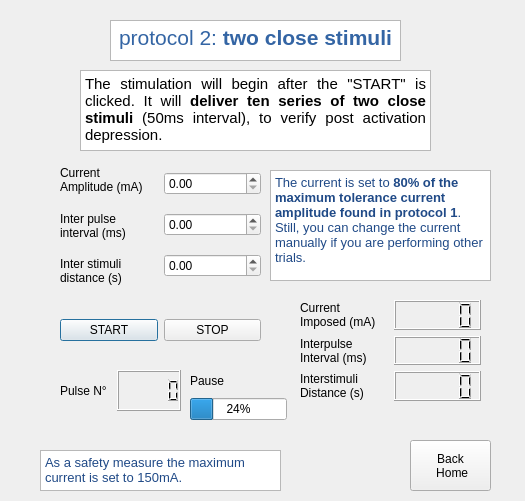
This is _Stimulation/stimulation_GUI/protocol2.ui in annasparapani/MScThesis_tSCS as Qt 5 draws it before an edit. The edited form follows.
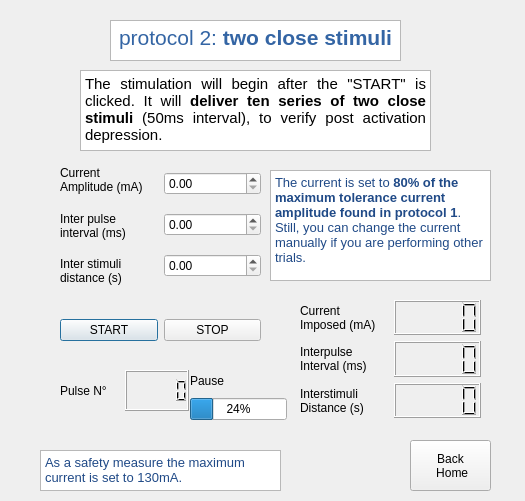
This is the edited form.

```diff
--- a/_Stimulation/stimulation_GUI/protocol2.ui
+++ b/_Stimulation/stimulation_GUI/protocol2.ui
@@ -27,7 +27,7 @@
 &lt;html&gt;&lt;head&gt;&lt;meta name=&quot;qrichtext&quot; content=&quot;1&quot; /&gt;&lt;style type=&quot;text/css&quot;&gt;
 p, li { white-space: pre-wrap; }
 &lt;/style&gt;&lt;/head&gt;&lt;body style=&quot; font-family:'Ubuntu'; font-size:11pt; font-weight:400; font-style:normal;&quot;&gt;
-&lt;p style=&quot; margin-top:0px; margin-bottom:0px; margin-left:0px; margin-right:0px; -qt-block-indent:0; text-indent:0px;&quot;&gt;&lt;span style=&quot; font-size:10pt; color:#204a87;&quot;&gt;As a safety measure the maximum current is set to 150mA.&lt;/span&gt;&lt;/p&gt;&lt;/body&gt;&lt;/html&gt;</string>
+&lt;p style=&quot; margin-top:0px; margin-bottom:0px; margin-left:0px; margin-right:0px; -qt-block-indent:0; text-indent:0px;&quot;&gt;&lt;span style=&quot; font-size:10pt; color:#204a87;&quot;&gt;As a safety measure the maximum current is set to 130mA.&lt;/span&gt;&lt;/p&gt;&lt;/body&gt;&lt;/html&gt;</string>
    </property>
   </widget>
   <widget class="QWidget" name="layoutWidget">
@@ -180,7 +180,7 @@
      <x>300</x>
      <y>300</y>
      <width>181</width>
-     <height>101</height>
+     <height>118</height>
     </rect>
    </property>
    <layout class="QHBoxLayout" name="horizontalLayout_2">
@@ -227,12 +227,12 @@
     </item>
    </layout>
   </widget>
-  <widget class="QWidget" name="">
+  <widget class="QWidget" name="layoutWidget">
    <property name="geometry">
     <rect>
      <x>60</x>
      <y>370</y>
-     <width>121</width>
+     <width>129</width>
      <height>41</height>
     </rect>
    </property>
@@ -249,7 +249,7 @@
     </item>
    </layout>
   </widget>
-  <widget class="QWidget" name="">
+  <widget class="QWidget" name="layoutWidget">
    <property name="geometry">
     <rect>
      <x>190</x>
```
